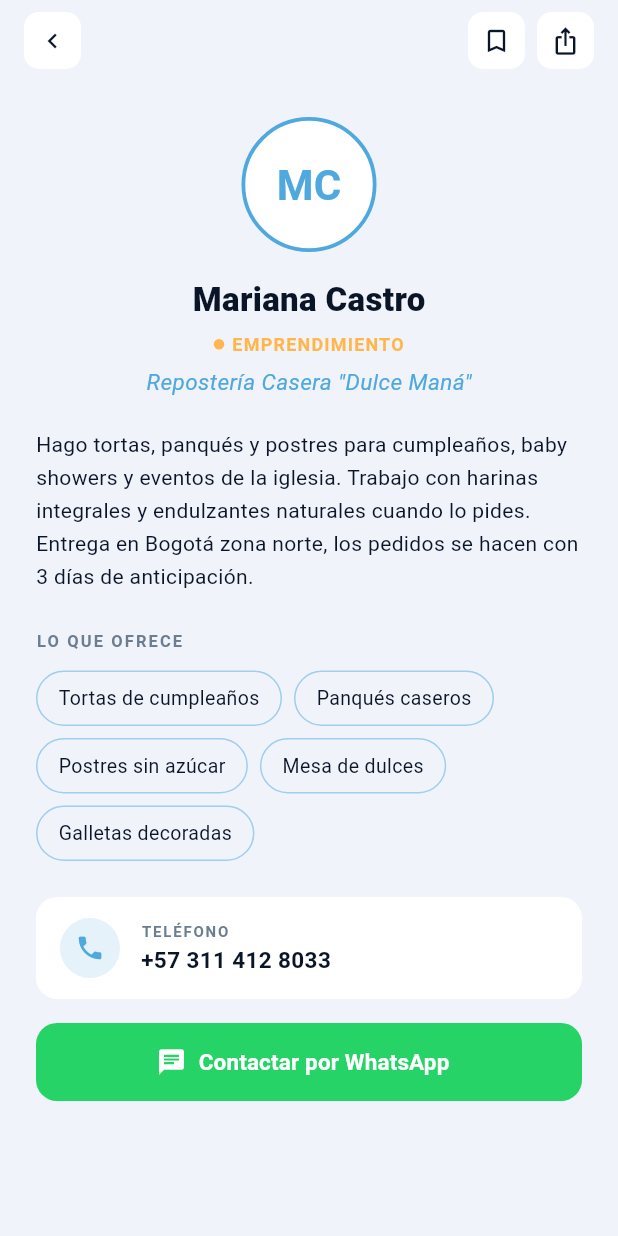
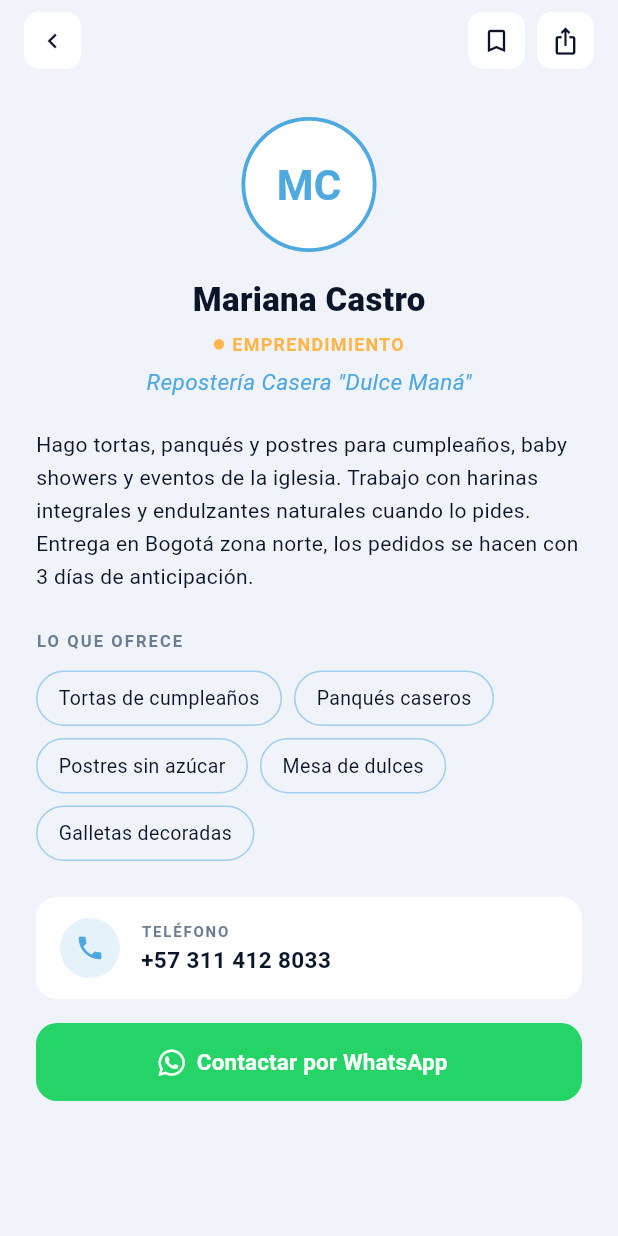
Before and after one commit to DiegoHCH/directory_ipuc_pis, a Flutter app: the MemberProfileScreen screen opened directly with sample values from the repository, after a tap on "Contactar por WhatsApp", on a phone screen of 412 x 824 dp. Run offline on Flutter 3.47's test engine with Material 3 defaults, Android fonts, the phone set to English and light mode, and no system bars; our stand-ins replace animate_do, flutter_riverpod, font_awesome_flutter, go_router.

Commit message:
feat(profile): add whatsapp contact action

```diff
--- a/lib/features/directory/view/member_profile_screen.dart
+++ b/lib/features/directory/view/member_profile_screen.dart
@@ -1,6 +1,7 @@
 import 'package:animate_do/animate_do.dart';
 import 'package:flutter/material.dart';
 import 'package:flutter_riverpod/flutter_riverpod.dart';
+import 'package:font_awesome_flutter/font_awesome_flutter.dart';
 import 'package:go_router/go_router.dart';
 import 'package:url_launcher/url_launcher.dart';
 import '../../../core/theme/app_colors.dart';
@@ -152,7 +153,7 @@ class MemberProfileScreen extends ConsumerWidget {
                     FadeInUp(
                       delay: const Duration(milliseconds: 420),
                       duration: const Duration(milliseconds: 400),
-                      child: _WhatsAppButton(),
+                      child: _WhatsAppButton(phone: member.phone),
                     ),
                     const SizedBox(height: 24),
                   ],
@@ -367,14 +368,32 @@ class _PhoneCard extends StatelessWidget {
 }
 
 class _WhatsAppButton extends StatelessWidget {
+  final String phone;
+
+  const _WhatsAppButton({required this.phone});
+
+  Future<void> _openWhatsApp(BuildContext context) async {
+    final digits = phone.replaceAll(RegExp(r'[^\d]'), '');
+    final uri = Uri.parse('https://wa.me/$digits');
+    try {
+      await launchUrl(uri, mode: LaunchMode.externalApplication);
+    } catch (_) {
+      if (context.mounted) {
+        ScaffoldMessenger.of(context).showSnackBar(
+          const SnackBar(content: Text('No se pudo abrir WhatsApp.')),
+        );
+      }
+    }
+  }
+
   @override
   Widget build(BuildContext context) {
     return SizedBox(
       width: double.infinity,
       height: 52,
       child: ElevatedButton.icon(
-        onPressed: () {},
-        icon: const Icon(Icons.chat, size: 20),
+        onPressed: () => _openWhatsApp(context),
+        icon: const FaIcon(FontAwesomeIcons.whatsapp, size: 20),
         label: const Text(
           'Contactar por WhatsApp',
           style: TextStyle(fontSize: 15, fontWeight: FontWeight.w600),
@@ -382,8 +401,8 @@ class _WhatsAppButton extends StatelessWidget {
         style: ElevatedButton.styleFrom(
           backgroundColor: const Color(0xFF25D366),
           foregroundColor: Colors.white,
-          shape:
-              RoundedRectangleBorder(borderRadius: BorderRadius.circular(14)),
+          shape: RoundedRectangleBorder(
+              borderRadius: BorderRadius.circular(14)),
           elevation: 0,
         ),
       ),
--- a/pubspec.yaml
+++ b/pubspec.yaml
@@ -14,6 +14,7 @@ dependencies:
   go_router: ^14.6.2
   animate_do: ^3.3.4
   url_launcher: ^6.3.1
+  font_awesome_flutter: ^10.7.0
 
 dev_dependencies:
   flutter_test:
```
Also changed, not shown: pubspec.lock.
